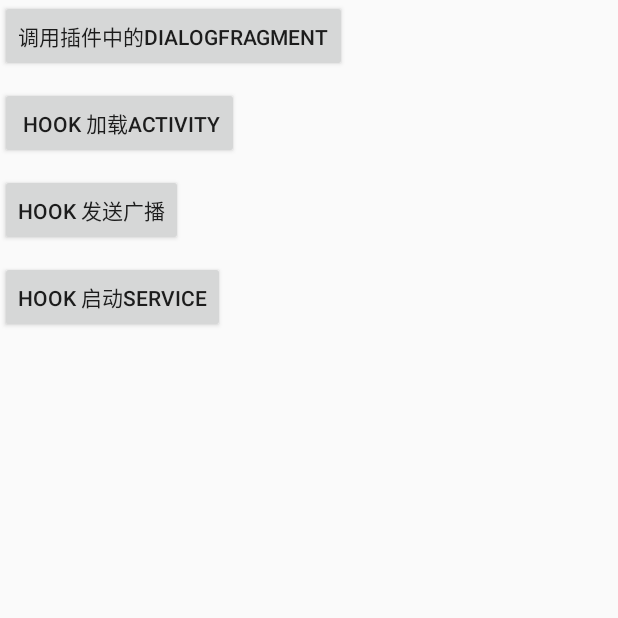
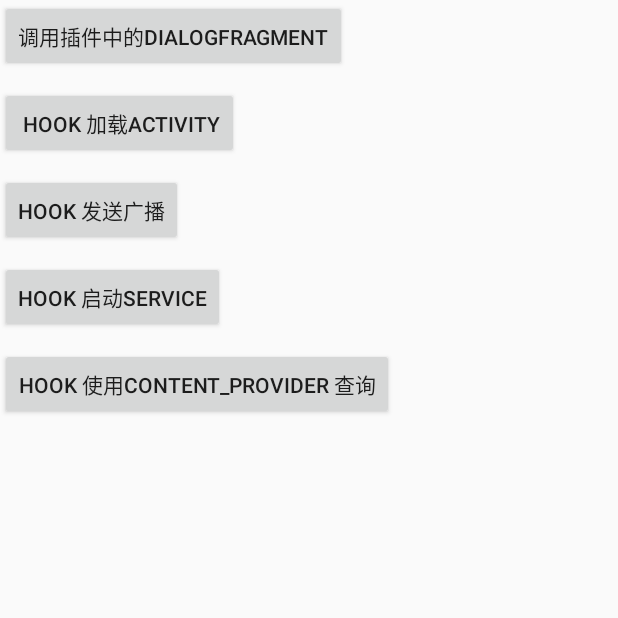
Before and after one commit to 13767004362/HookDemo, an Android app: the screen it shows after launch (MainActivity), on a phone screen of 412 x 824 dp, the top half of it. Run offline under Robolectric (Android 15) with nearby library versions, the phone set to English and light mode, and no system bars; libraries missing offline, so code that uses them is left out: me.weishu.reflection; 3 statements that could not run were skipped.

Commit message:
重构代码，新增Hook ContentProvider

```diff
--- a/app/src/main/java/com/xingen/hookdemo/BaseApplication.java
+++ b/app/src/main/java/com/xingen/hookdemo/BaseApplication.java
@@ -4,6 +4,9 @@ import android.app.Application;
 import android.content.Context;
 
 import com.xingen.hookdemo.hook.classLoader.ClassLoaderHookManager;
+import com.xingen.hookdemo.hook.contentprovider.ContentProviderHookManager;
+import com.xingen.hookdemo.hook.receiver.ReceiverHookManager;
+import com.xingen.hookdemo.hook.service.ServiceHookManager;
 import com.xingen.hookdemo.utils.Utils;
 
 import me.weishu.reflection.Reflection;
@@ -18,14 +21,14 @@ public class BaseApplication extends Application {
     @Override
     protected void attachBaseContext(Context base) {
         super.attachBaseContext(base);
-        Reflection.unseal(base);
+         Reflection.unseal(base);
+         loadPluginDex(base);
     }
 
     @Override
     public void onCreate() {
         super.onCreate();
          instance=this;
-        loadPluginDex();
     }
 
 
@@ -37,11 +40,17 @@ public class BaseApplication extends Application {
         return instance;
     }
 
-    private void loadPluginDex() {
+    private void loadPluginDex(Context context) {
         // 先拷贝assets 下的apk，写入磁盘中。
-        zipFilePath = Utils.copyFiles(this, PluginConfig.apk_file_name);
-        String optimizedDirectory = Utils.getCacheDir(this).getAbsolutePath();
+        zipFilePath = Utils.copyFiles(context, PluginConfig.apk_file_name);
+        String optimizedDirectory = Utils.getCacheDir(context).getAbsolutePath();
         // 加载插件dex
         ClassLoaderHookManager.init(zipFilePath, optimizedDirectory);
+        // 多进程，会重复走onCreate(),用于数据存储
+        // hook service ，解析多进程的service
+        ServiceHookManager.init(context,  zipFilePath);
+        // hook ContentProvider(加载ContentProvider是在application 的onCreate()之前)
+        ContentProviderHookManager.init(context,zipFilePath);
+
     }
 }
--- a/app/src/main/java/com/xingen/hookdemo/PluginConfig.java
+++ b/app/src/main/java/com/xingen/hookdemo/PluginConfig.java
@@ -19,6 +19,7 @@ public final class PluginConfig {
     public static final String activity_name="com.xingen.plugin.activity.TargetActivity";
     public  static final  String receiver_action="com.xingen.plugin.receiver.PluginReceiver";
     public static final String service_name="com.xingen.plugin.service.PluginService";
+    public static final String provider_name="com.xingen.plugin.contentprovider.PluginContentProvider";
 
 
 
--- /dev/null
+++ b/app/src/main/java/com/xingen/hookdemo/hook/contentprovider/ContentProviderHookManager.java
@@ -0,0 +1,81 @@
+package com.xingen.hookdemo.hook.contentprovider;
+
+import android.content.ComponentName;
+import android.content.Context;
+import android.content.pm.PackageManager;
+import android.content.pm.ProviderInfo;
+import android.content.pm.ServiceInfo;
+
+import java.io.File;
+import java.lang.reflect.Field;
+import java.lang.reflect.Method;
+import java.util.LinkedList;
+import java.util.List;
+
+/**
+ * @author HeXinGen
+ * date 2019/6/14.
+ */
+public class ContentProviderHookManager {
+    private static List<ProviderInfo> providerInfoList=new LinkedList<>();
+
+    public static void init(Context context,String apkFilePath){
+         preloadParseContentProvider(apkFilePath);
+         // 便于classloader加载，修改
+        for (ProviderInfo providerInfo:providerInfoList){
+            providerInfo.applicationInfo.packageName=context.getPackageName();
+        }
+        installContentProvider(context);
+    }
+
+    /**
+     *  将ContentProvider安装到进程中
+     */
+    private static void installContentProvider(Context context){
+        try {
+            //获取到ActivityThread
+            Class<?> ActivityThreadClass = Class.forName("android.app.ActivityThread");
+            Field sCurrentActivityThreadField = ActivityThreadClass.getDeclaredField("sCurrentActivityThread");
+            sCurrentActivityThreadField.setAccessible(true);
+            Object ActivityThread = sCurrentActivityThreadField.get(null);
+            // 调用 installContentProviders()
+            Method installContentProvidersMethod=ActivityThreadClass.getDeclaredMethod("installContentProviders",Context.class,List.class);
+            installContentProvidersMethod.setAccessible(true);
+            installContentProvidersMethod.invoke(ActivityThread,context,providerInfoList);
+        }catch (Exception e){
+            e.printStackTrace();
+        }
+
+    }
+    /**
+     * 解析插件中的service
+     *
+     * @param apkFilePath
+     */
+    private static void preloadParseContentProvider(String apkFilePath) {
+        try {
+            // 先获取PackageParser对象
+            Class<?> packageParserClass = Class.forName("android.content.pm.PackageParser");
+            Object packageParser = packageParserClass.newInstance();
+            //接着获取PackageParser.Package
+            Method parsePackageMethod = packageParserClass.getDeclaredMethod("parsePackage", File.class, int.class);
+            parsePackageMethod.setAccessible(true);
+            Object packageParser$package = parsePackageMethod.invoke(packageParser, new File(apkFilePath), PackageManager.GET_RECEIVERS);
+            // 接着获取到Package中的receivers列表
+            Class<?> packageParser$package_Class = packageParser$package.getClass();
+            Field providersField = packageParser$package_Class.getDeclaredField("providers");
+            providersField.setAccessible(true);
+            List providersList = (List) providersField.get(packageParser$package);
+            Class<?> packageParser$Provider_Class = Class.forName("android.content.pm.PackageParser$Provider");
+            // 获取 name
+            Field infoField = packageParser$Provider_Class.getDeclaredField("info");
+            infoField.setAccessible(true);
+            for (Object provider : providersList) {
+                ProviderInfo info = (ProviderInfo) infoField.get(provider);
+                providerInfoList.add(info);
+            }
+        } catch (Exception e) {
+            e.printStackTrace();
+        }
+    }
+}
--- a/app/src/main/java/com/xingen/hookdemo/hook/service/ServiceHookManager.java
+++ b/app/src/main/java/com/xingen/hookdemo/hook/service/ServiceHookManager.java
@@ -33,7 +33,7 @@ public class ServiceHookManager {
 
     public static void init(Context context, String apkFilePath) {
         preloadParseService(apkFilePath);
-        appContext = context.getApplicationContext();
+        appContext = context;
     }
 
     /**
--- a/app/src/main/java/com/xingen/hookdemo/utils/Utils.java
+++ b/app/src/main/java/com/xingen/hookdemo/utils/Utils.java
@@ -36,7 +36,7 @@ public class Utils {
         InputStream in = null;
         OutputStream out = null;
         try {
-            in = context.getApplicationContext().getAssets().open(fileName);
+            in = context.getAssets().open(fileName);
             out = new FileOutputStream(desFile.getAbsolutePath());
             byte[] bytes = new byte[1024];
             int i;
--- a/app/src/main/res/layout/activity_main.xml
+++ b/app/src/main/res/layout/activity_main.xml
@@ -18,22 +18,33 @@
     <Button
         android:id="@+id/main_hook_activity_btn"
         android:layout_width="wrap_content"
+        android:layout_height="wrap_content"
+        android:layout_marginTop="10dp"
         android:text=" hook 加载activity"
-        android:layout_marginTop="10dp"
-        app:layout_constraintTop_toBottomOf="@+id/main_hook_fragment_btn"
-        android:layout_height="wrap_content" />
+        app:layout_constraintTop_toBottomOf="@+id/main_hook_fragment_btn" />
+
     <Button
         android:id="@+id/main_hook_receiver_btn"
         android:layout_width="wrap_content"
-         android:text="Hook 发送广播"
+        android:layout_height="wrap_content"
         android:layout_marginTop="10dp"
-        app:layout_constraintTop_toBottomOf="@+id/main_hook_activity_btn"
-        android:layout_height="wrap_content" />
+        android:text="Hook 发送广播"
+        app:layout_constraintTop_toBottomOf="@+id/main_hook_activity_btn" />
+
     <Button
         android:id="@+id/main_hook_service_btn"
         android:layout_width="wrap_content"
+        android:layout_height="wrap_content"
+        android:layout_marginTop="10dp"
         android:text="Hook 启动Service"
+        app:layout_constraintTop_toBottomOf="@+id/main_hook_receiver_btn" />
+
+    <Button
+        android:id="@+id/main_hook_content_provider"
+        android:layout_width="wrap_content"
+        android:layout_height="wrap_content"
         android:layout_marginTop="10dp"
-        app:layout_constraintTop_toBottomOf="@+id/main_hook_receiver_btn"
-        android:layout_height="wrap_content" />
+        android:text="Hook 使用content_provider 查询"
+        app:layout_constraintTop_toBottomOf="@+id/main_hook_service_btn" />
+
 </android.support.constraint.ConstraintLayout>
--- a/plugin/src/main/AndroidManifest.xml
+++ b/plugin/src/main/AndroidManifest.xml
@@ -17,5 +17,10 @@
         <service android:name="com.xingen.plugin.service.PluginService">
         </service>
 
+        <provider
+            android:authorities="com.xingen.plugin.contentprovider.PluginContentProvider"
+            android:name="com.xingen.plugin.contentprovider.PluginContentProvider">
+
+        </provider>
     </application>
 </manifest>
```
Also changed, not shown: app/src/main/AndroidManifest.xml (+10 -3 lines), app/src/main/java/com/xingen/hookdemo/MainActivity.java (+52 -6 lines), app/src/main/java/com/xingen/hookdemo/hook/contentprovider/ProxyContentProvider.java (added, +87 -0 lines), plugin/src/main/java/com/xingen/plugin/contentprovider/PluginContentProvider.java (added, +91 -0 lines), 1 other file.
